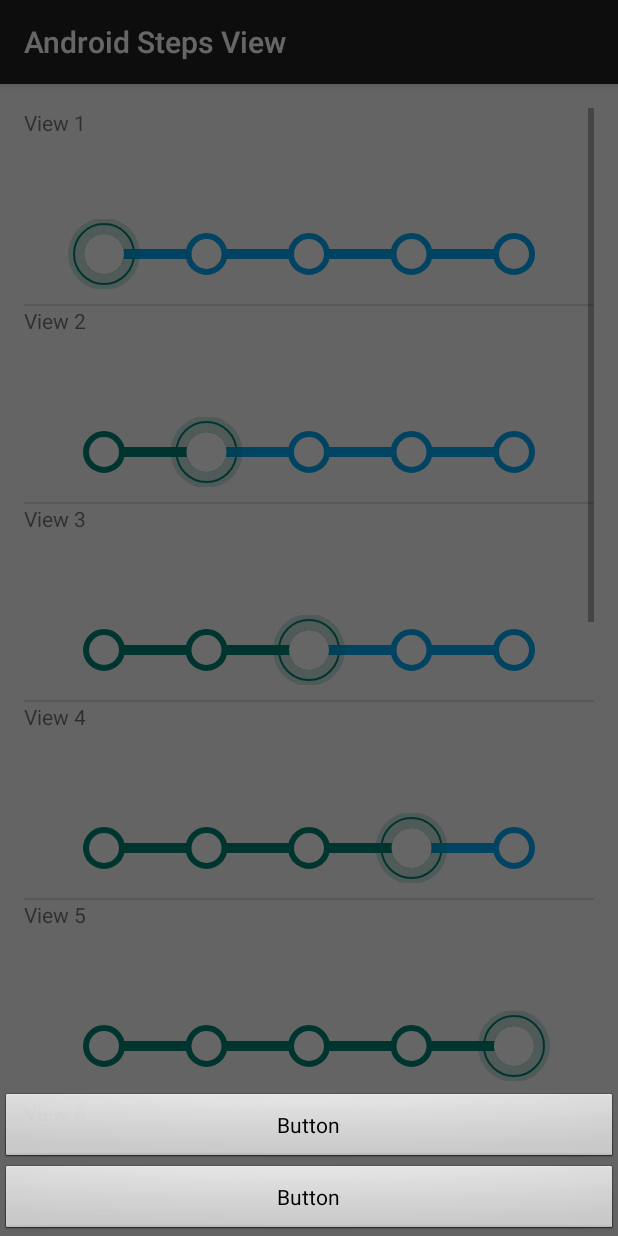
After one commit to lvtanxi/AndroidStepsViewDemo, an Android app: the fragment TestDialog placed in its activity, on a phone screen of 412 x 824 dp. The commit adds this screen. Run offline under Robolectric (Android 15) with nearby library versions, the phone set to English and light mode, and no system bars.

Commit message:
新增DialogFrgment在底部出現

```diff
--- a/app/src/main/java/anton46/sample/MainActivity.java
+++ b/app/src/main/java/anton46/sample/MainActivity.java
@@ -6,6 +6,7 @@ import android.support.v7.app.AppCompatActivity;
 import android.view.LayoutInflater;
 import android.view.View;
 import android.view.ViewGroup;
+import android.widget.AdapterView;
 import android.widget.ArrayAdapter;
 import android.widget.ListView;
 import android.widget.TextView;
@@ -27,9 +28,15 @@ public class MainActivity extends AppCompatActivity {
 
         MyAdapter adapter = new MyAdapter(this, 0);
         adapter.addAll(views);
+        mListView.setAdapter(adapter);
+        mListView.setOnItemClickListener(new ListView.OnItemClickListener(){
 
-        mListView.setAdapter(adapter);
-
+            @Override
+            public void onItemClick(AdapterView<?> parent, View view, int position, long id) {
+                TestDialog testDialog=new TestDialog();
+                testDialog.show(getSupportFragmentManager(),"asd");
+            }
+        });
     }
 
     public static class MyAdapter extends ArrayAdapter<String> {
--- /dev/null
+++ b/app/src/main/java/anton46/sample/TestDialog.java
@@ -0,0 +1,45 @@
+package anton46.sample;
+
+import android.os.Bundle;
+import android.support.annotation.Nullable;
+import android.support.v4.app.DialogFragment;
+import android.view.Gravity;
+import android.view.LayoutInflater;
+import android.view.View;
+import android.view.ViewGroup;
+import android.view.Window;
+import android.view.WindowManager;
+
+
+/**
+ * User: 吕勇
+ * Date: 2016-08-15
+ * Time: 19:15
+ * Description:
+ */
+public class TestDialog extends DialogFragment {
+    @Override
+    public void onCreate(@Nullable Bundle savedInstanceState) {
+        super.onCreate(savedInstanceState);
+        setStyle(DialogFragment.STYLE_NORMAL, R.style.shareDialogTheme);
+    }
+    @Nullable
+    @Override
+    public View onCreateView(LayoutInflater inflater, @Nullable ViewGroup container, @Nullable Bundle savedInstanceState) {
+        View view = inflater.inflate(R.layout.test, container, false);
+        return view;
+    }
+
+    @Override
+    public void onActivityCreated(Bundle savedInstanceState) {
+        super.onActivityCreated(savedInstanceState);
+        initWindow();
+    }
+    private void initWindow() {
+        Window window = getDialog().getWindow();
+        WindowManager.LayoutParams attributes = window.getAttributes();
+        attributes.gravity = Gravity.BOTTOM;
+        window.setAttributes(attributes);
+        window.setLayout(WindowManager.LayoutParams.MATCH_PARENT, WindowManager.LayoutParams.WRAP_CONTENT);
+    }
+}
--- /dev/null
+++ b/app/src/main/res/anim/push_bottom_in_pic.xml
@@ -0,0 +1,15 @@
+<?xml version="1.0" encoding="utf-8"?>
+<!-- 上下滑入式 -->
+<set xmlns:android="http://schemas.android.com/apk/res/android">
+
+    <translate
+        android:duration="200"
+        android:fromYDelta="100%p"
+        android:toYDelta="0"
+        />
+    <alpha
+        android:duration="200"
+        android:fromAlpha="0.0"
+        android:toAlpha="1.0"
+        />
+</set>
--- /dev/null
+++ b/app/src/main/res/anim/push_bottom_out_pic.xml
@@ -0,0 +1,15 @@
+<?xml version="1.0" encoding="utf-8"?>
+<!-- 上下滑入式 -->
+<set xmlns:android="http://schemas.android.com/apk/res/android" >
+
+
+    <translate
+        android:duration="200"
+        android:fromYDelta="0"
+        android:toYDelta="50%p" />
+ <alpha
+	android:fromAlpha="1.0"
+	android:toAlpha="0.0"
+	android:duration="200"
+	/>
+</set>
--- /dev/null
+++ b/app/src/main/res/layout/test.xml
@@ -0,0 +1,18 @@
+<?xml version="1.0" encoding="utf-8"?>
+<LinearLayout xmlns:android="http://schemas.android.com/apk/res/android"
+              android:orientation="vertical"
+              android:layout_width="match_parent"
+              android:layout_height="match_parent">
+
+    <Button
+        android:text="Button"
+        android:layout_width="match_parent"
+        android:layout_height="wrap_content"
+        android:id="@+id/button"/>
+
+    <Button
+        android:text="Button"
+        android:layout_width="match_parent"
+        android:layout_height="wrap_content"
+        android:id="@+id/button2"/>
+</LinearLayout>
--- a/app/src/main/res/values/styles.xml
+++ b/app/src/main/res/values/styles.xml
@@ -5,4 +5,20 @@
         <!-- Customize your theme here. -->
     </style>
 
+    <style name="shareDialogTheme" parent="android:Theme.Dialog">
+        <item name="android:windowFrame">@null</item>
+        <item name="android:windowNoTitle">true</item>
+        <item name="android:windowBackground">@android:color/transparent</item>
+        <item name="android:windowIsFloating">true</item>
+        <item name="android:backgroundDimEnabled">true</item>
+        <item name="android:windowAnimationStyle">@style/CustDialogAnimation</item>
+        <!-- 背景有灰度 -->
+        <item name="android:windowContentOverlay">@null</item>
+        <item name="android:layout_width">match_parent</item>
+        <item name="android:layout_height">wrap_content</item>
+    </style>
+    <style name="CustDialogAnimation" parent="@android:style/Animation.Dialog">
+        <item name="android:windowEnterAnimation">@anim/push_bottom_in_pic</item>
+        <item name="android:windowExitAnimation">@anim/push_bottom_out_pic</item>
+    </style>
 </resources>
```
Also changed, not shown: 2 other files.
